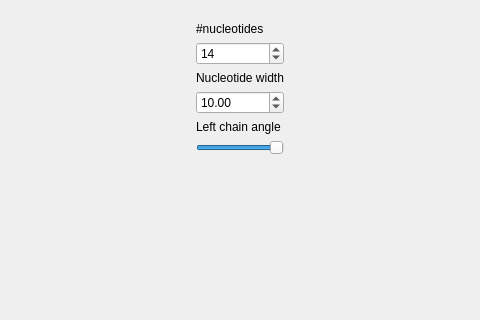
Above: qtdialog.ui from richelbilderbeek/paper_dna_helix before the change; both pictures show x 118 to 598 and y 0 to 320 of the 717 by 444 pixel window. Below: the same form after it.
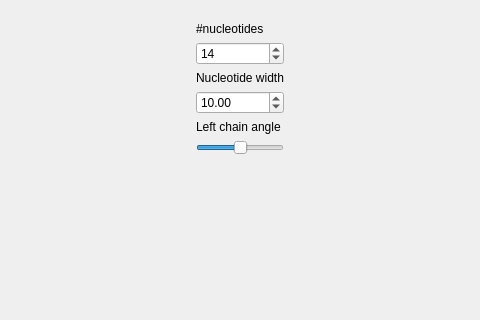
That is the form after the change.

Commit message: Changed member function to free function

```diff
--- a/qtdialog.ui
+++ b/qtdialog.ui
@@ -70,7 +70,7 @@
       <item>
        <widget class="QSlider" name="left_chain_angle">
         <property name="maximum">
-         <number>45</number>
+         <number>89</number>
         </property>
         <property name="value">
          <number>45</number>
```
The commit also changes 2 other files.
